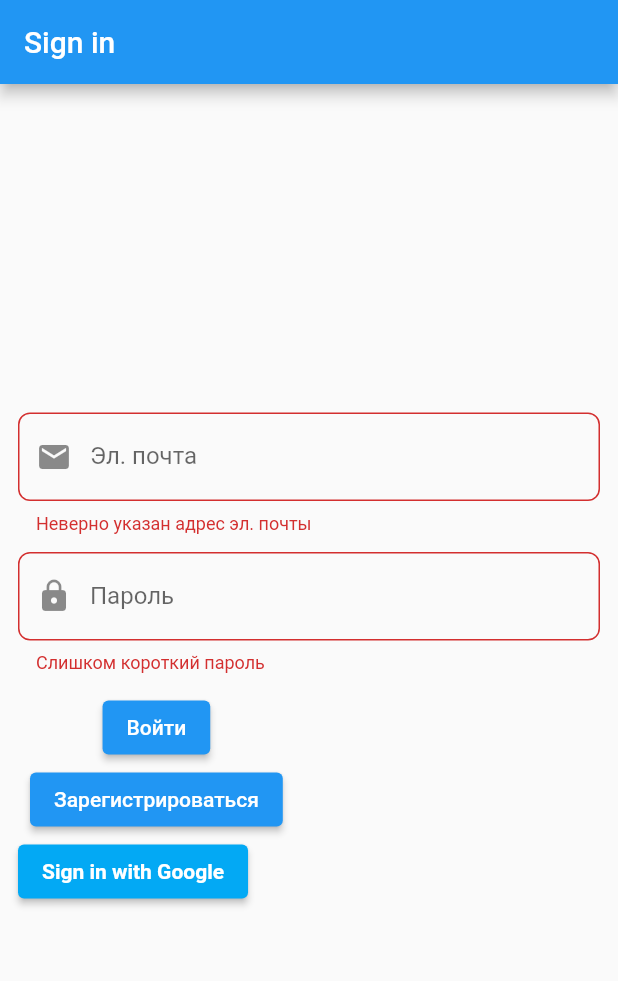
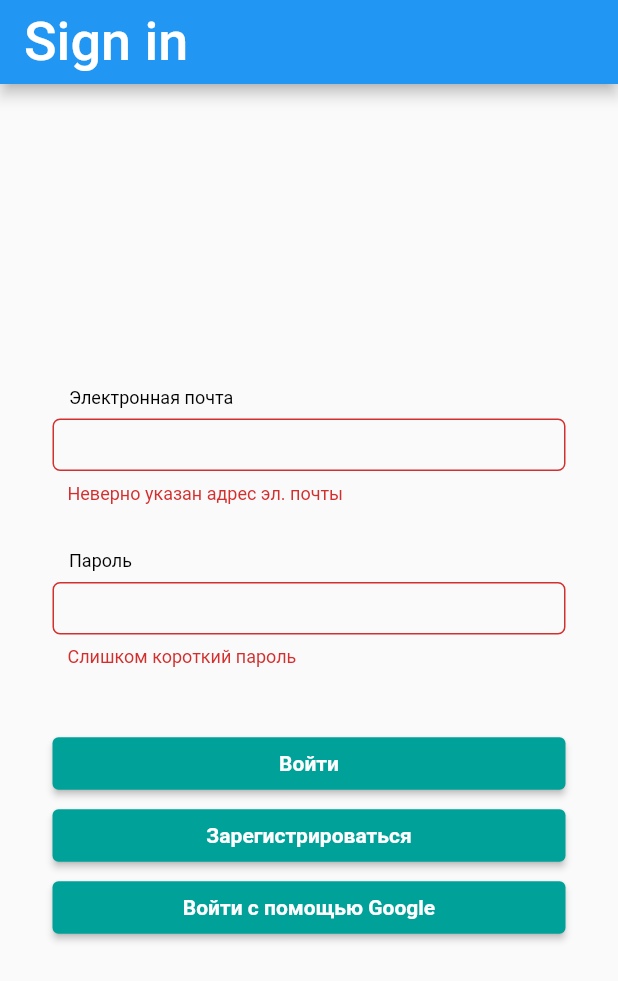
Before and after one commit to mamkakot/ddd_exchange_demo, a Flutter app: the screen it shows after launch, after a tap on "Войти", on a phone screen of 412 x 824 dp. Shown: the top 981 px of the screen. Run offline on Flutter 3.47's test engine with Material 2 defaults, Android fonts, the light colour scheme and no system bars; our stand-ins replace another_flushbar, auto_route, bloc, cloud_firestore, dartz, firebase_auth and 7 more; accounts and stored records are empty; generated files the repository leaves out were written again; Roboto replaces fonts that are missing (Montserrat).

Commit message:
changed routes, changed blocs so now it works

```diff
--- a/lib/application/auth/auth_bloc.dart
+++ b/lib/application/auth/auth_bloc.dart
@@ -14,8 +14,8 @@ class AuthBloc extends Bloc<AuthEvent, AuthState> {
   final IAuthRepository _authRepository;
 
   AuthBloc(this._authRepository) : super(const AuthState.initial()) {
-    on<AuthEvent>((event, emit) {
-      event.map(
+    on<AuthEvent>((event, emit) async {
+      await event.map(
         authCheckRequested: (e) async {
           final userOption = await _authRepository.getSignedInUser();
           userOption.fold(
--- a/lib/application/auth/sign_in_form/sign_in_form_bloc.dart
+++ b/lib/application/auth/sign_in_form/sign_in_form_bloc.dart
@@ -7,7 +7,6 @@ import 'package:hello_ddd/domain/auth/auth_failure.dart';
 import 'package:hello_ddd/domain/auth/i_auth_repository.dart';
 import 'package:hello_ddd/domain/auth/value_objects.dart';
 import 'package:injectable/injectable.dart';
-import 'package:meta/meta.dart';
 
 part 'sign_in_form_event.dart';
 
@@ -20,29 +19,29 @@ class SignInFormBloc extends Bloc<SignInFormEvent, SignInFormState> {
   final IAuthRepository _repository;
 
   SignInFormBloc(this._repository) : super(SignInFormState.initial()) {
-    on<SignInFormEvent>((event, emit) {
-      event.map(
-        emailChanged: (e) async {
+    on<SignInFormEvent>((event, emit) async {
+      await event.map(
+        emailChanged: (e) {
           emit(state.copyWith(
             emailAddress: EmailAddress(e.emailString),
             authFailureOrSuccessOption: none(),
           ));
         },
-        passwordChanged: (e) async {
+        passwordChanged: (e) {
           emit(state.copyWith(
             password: Password(e.passwordString),
             authFailureOrSuccessOption: none(),
           ));
         },
         registerWithCredentialsPressed: (e) async {
-          _performActionOnAuthRepositoryWithCredentials(
+          await _performActionOnAuthRepositoryWithCredentials(
               _repository.registerWithCredentials, emit, e);
         },
         signInWithCredentialsPressed: (e) async {
-          _performActionOnAuthRepositoryWithCredentials(
+          await _performActionOnAuthRepositoryWithCredentials(
               _repository.signInWithCredentials, emit, e);
         },
-        signInWithGooglePressed: (e) async* {
+        signInWithGooglePressed: (e) async {
           emit(state.copyWith(
             isSubmitting: true,
             authFailureOrSuccessOption: none(),
@@ -59,10 +58,9 @@ class SignInFormBloc extends Bloc<SignInFormEvent, SignInFormState> {
 
   Future<void> _performActionOnAuthRepositoryWithCredentials(
       Future<Either<AuthFailure, Unit>> Function({
-    required EmailAddress emailAddress,
-    required Password password,
-  })
-          forwardedCall,
+        required EmailAddress emailAddress,
+        required Password password,
+      }) forwardedCall,
       Emitter<SignInFormState> emit,
       SignInFormEvent event) async {
     final isEmailValid = state.emailAddress.isValid();
@@ -77,7 +75,8 @@ class SignInFormBloc extends Bloc<SignInFormEvent, SignInFormState> {
       ));
 
       result = await forwardedCall(
-          emailAddress: state.emailAddress, password: state.password);
+              emailAddress: state.emailAddress, password: state.password)
+          .whenComplete(() => null);
     }
 
     emit(state.copyWith(
--- a/lib/application/work_tasks/work_task_actor/work_task_actor_bloc.dart
+++ b/lib/application/work_tasks/work_task_actor/work_task_actor_bloc.dart
@@ -3,6 +3,7 @@ import 'package:freezed_annotation/freezed_annotation.dart';
 import 'package:hello_ddd/domain/work_tasks/i_work_task_repository.dart';
 import 'package:hello_ddd/domain/work_tasks/work_task.dart';
 import 'package:hello_ddd/domain/work_tasks/work_task_failure.dart';
+import 'package:injectable/injectable.dart';
 
 part 'work_task_actor_event.dart';
 
@@ -10,6 +11,7 @@ part 'work_task_actor_state.dart';
 
 part 'work_task_actor_bloc.freezed.dart';
 
+@injectable
 class WorkTaskActorBloc extends Bloc<WorkTaskActorEvent, WorkTaskActorState> {
   final IWorkTaskRepository _workTaskRepository;
 
--- a/lib/application/work_tasks/work_task_actor/work_task_actor_state.dart
+++ b/lib/application/work_tasks/work_task_actor/work_task_actor_state.dart
@@ -4,7 +4,7 @@ part of 'work_task_actor_bloc.dart';
 class WorkTaskActorState with _$WorkTaskActorState {
   const factory WorkTaskActorState.initial() = _Initial;
   const factory WorkTaskActorState.actionInProgress() = _ActionInProgress;
-  const factory WorkTaskActorState.deleteFailure(WorkTaskFailure noteFailure) =
+  const factory WorkTaskActorState.deleteFailure(WorkTaskFailure workTaskFailure) =
   _DeleteFailure;
   const factory WorkTaskActorState.deleteSuccess() = _DeleteSuccess;
 }
--- a/lib/infrastructure/work_tasks/work_task_repository.dart
+++ b/lib/infrastructure/work_tasks/work_task_repository.dart
@@ -8,7 +8,7 @@ import 'package:hello_ddd/infrastructure/work_tasks/work_task_dtos.dart';
 import 'package:injectable/injectable.dart';
 import 'package:rxdart/rxdart.dart';
 
-@LazySingleton()
+@LazySingleton(as: IWorkTaskRepository, env: [Environment.prod])
 class WorkTaskRepository implements IWorkTaskRepository {
   late final FirebaseFirestore _firestore;
 
--- a/lib/presentation/core/app_widget.dart
+++ b/lib/presentation/core/app_widget.dart
@@ -1,11 +1,9 @@
-import 'package:flutter/cupertino.dart';
 import 'package:flutter/material.dart';
 import 'package:flutter_bloc/flutter_bloc.dart';
 import 'package:hello_ddd/application/auth/auth_bloc.dart';
-import 'package:hello_ddd/presentation/pages/sign_in_page/sign_in_page.dart';
 
 import '../../injection.dart';
-import '../routes/router.gr.dart';
+import '../routes/router.dart';
 
 class AppWidget extends StatelessWidget {
   final _appRouter = AppRouter();
@@ -24,13 +22,45 @@ class AppWidget extends StatelessWidget {
       ],
       child: MaterialApp.router(
         title: 'Hello DDD!',
-        theme: ThemeData.light().copyWith(
-          primaryColor: Colors.green[800],
+        theme: ThemeData(
+          brightness: Brightness.light,
+          primaryColor: const Color.fromARGB(255, 0, 161, 153),
+          buttonTheme: const ButtonThemeData(
+              buttonColor: Color.fromARGB(255, 0, 161, 153)),
+          elevatedButtonTheme: ElevatedButtonThemeData(
+              style: ElevatedButton.styleFrom(
+                  backgroundColor: const Color.fromARGB(255, 0, 161, 153),
+                  minimumSize: const Size.fromHeight(35))),
+          // Define the default font family.
+          fontFamily: 'Montserrat',
+
+          // Define the default `TextTheme`. Use this to specify the default
+          // text styling for headlines, titles, bodies of text, and more.
+          textTheme: const TextTheme(
+            displayLarge: TextStyle(fontSize: 72, fontWeight: FontWeight.bold),
+            titleLarge: TextStyle(fontSize: 36),
+            bodyMedium: TextStyle(fontSize: 14, fontFamily: 'Hind'),
+            bodySmall: TextStyle(
+              color: Colors.black,
+              fontSize: 12,
+              fontFamily: 'Montserrat',
+              fontWeight: FontWeight.w400,
+            ),
+            labelLarge: TextStyle(
+                fontSize: 14, fontWeight: FontWeight.bold, color: Colors.black),
+          ),
           inputDecorationTheme: InputDecorationTheme(
-            border: OutlineInputBorder(
-              borderRadius: BorderRadius.circular(8),
-            ),
-          ),
+              border: OutlineInputBorder(
+                  borderRadius: BorderRadius.circular(5),
+                  borderSide: const BorderSide(
+                    width: 1,
+                    color: Colors.black,
+                  )),
+              contentPadding:
+                  const EdgeInsets.symmetric(horizontal: 10.0, vertical: 3.0)),
+          // floatingActionButtonTheme: FloatingActionButtonThemeData(
+          //   backgroundColor: Colors.blue[900],
+          // ),
         ),
         debugShowCheckedModeBanner: false,
         routerDelegate: _appRouter.delegate(),
--- a/lib/presentation/pages/sign_in_page/sign_in_page.dart
+++ b/lib/presentation/pages/sign_in_page/sign_in_page.dart
@@ -1,3 +1,4 @@
+import 'package:auto_route/auto_route.dart';
 import 'package:flutter/material.dart';
 import 'package:hello_ddd/application/auth/sign_in_form/sign_in_form_bloc.dart';
 import 'package:hello_ddd/presentation/pages/sign_in_page/widgets/sign_in_form.dart';
@@ -5,6 +6,7 @@ import 'package:flutter_bloc/flutter_bloc.dart';
 
 import '../../../injection.dart';
 
+@RoutePage()
 class SignInPage extends StatelessWidget {
   const SignInPage({Key? key}) : super(key: key);
 
--- a/lib/presentation/pages/sign_in_page/widgets/sign_in_form.dart
+++ b/lib/presentation/pages/sign_in_page/widgets/sign_in_form.dart
@@ -1,7 +1,9 @@
 import 'package:another_flushbar/flushbar_helper.dart';
+import 'package:auto_route/auto_route.dart';
 import 'package:flutter/material.dart';
 import 'package:flutter_bloc/flutter_bloc.dart';
 import 'package:hello_ddd/application/auth/sign_in_form/sign_in_form_bloc.dart';
+import 'package:hello_ddd/presentation/routes/router.dart';
 
 class SignInForm extends StatelessWidget {
   const SignInForm({Key? key}) : super(key: key);
@@ -14,17 +16,28 @@ class SignInForm extends StatelessWidget {
         autovalidateMode: state.showErrorMessages
             ? AutovalidateMode.always
             : AutovalidateMode.disabled,
+        child: Center(
           child: Padding(
-          padding: const EdgeInsets.all(12.0),
-          child: Center(
+            padding: const EdgeInsets.symmetric(horizontal: 35),
             child: Column(
               mainAxisAlignment: MainAxisAlignment.center,
               crossAxisAlignment: CrossAxisAlignment.start,
               children: [
-                TextFormField(
-                  decoration: const InputDecoration(
-                    prefixIcon: Icon(Icons.email),
-                    labelText: 'Эл. почта',
+                Padding(
+                  padding:
+                      const EdgeInsets.symmetric(vertical: 7.0, horizontal: 11),
+                  child: Text(
+                    "Электронная почта",
+                    style: Theme.of(context).textTheme.bodySmall,
+                  ),
+                ),
+                SizedBox(
+                  height: state.emailAddress.isValid() || !state.showErrorMessages ? 35 : 57,
+                  child: TextFormField(
+                    maxLines: 1,
+                    decoration: InputDecoration(
+                      enabledBorder:
+                          Theme.of(context).inputDecorationTheme.border,
                     ),
                     autocorrect: false,
                     onChanged: (value) => context
@@ -42,11 +55,23 @@ class SignInForm extends StatelessWidget {
                                 orElse: () => null),
                             (r) => null),
                   ),
-                const SizedBox(height: 12),
-                TextFormField(
-                  decoration: const InputDecoration(
-                    prefixIcon: Icon(Icons.lock),
-                    labelText: 'Пароль',
+                ),
+                const SizedBox(height: 24),
+                Padding(
+                  padding:
+                      const EdgeInsets.symmetric(vertical: 7.0, horizontal: 11),
+                  child: Text(
+                    "Пароль",
+                    style: Theme.of(context).textTheme.bodySmall,
+                  ),
+                ),
+                SizedBox(
+                  height: state.password.isValid() || !state.showErrorMessages ? 35 : 57,
+                  child: TextFormField(
+                    maxLines: 1,
+                    decoration: InputDecoration(
+                      enabledBorder:
+                          Theme.of(context).inputDecorationTheme.border,
                     ),
                     autocorrect: false,
                     obscureText: true,
@@ -64,32 +89,21 @@ class SignInForm extends StatelessWidget {
                                 orElse: () => null),
                             (r) => null),
                   ),
-                const SizedBox(height: 12),
-                Column(
-                  children: [
-                    Padding(
-                      padding: const EdgeInsets.symmetric(horizontal: 8.0),
-                      child: ElevatedButton(
+                ),
+                const SizedBox(height: 40),
+                ElevatedButton(
                   onPressed: () {
                     context.read<SignInFormBloc>().add(
-                              const SignInFormEvent
-                                  .signInWithCredentialsPressed());
+                        const SignInFormEvent.signInWithCredentialsPressed());
                   },
                   child: const Text('Войти'),
                 ),
-                    ),
-                    Padding(
-                      padding: const EdgeInsets.symmetric(horizontal: 8.0),
-                      child: ElevatedButton(
+                ElevatedButton(
                   onPressed: () {
                     context.read<SignInFormBloc>().add(
-                              const SignInFormEvent
-                                  .registerWithCredentialsPressed());
+                        const SignInFormEvent.registerWithCredentialsPressed());
                   },
                   child: const Text('Зарегистрироваться'),
-                      ),
-                    ),
-                  ],
                 ),
                 ElevatedButton(
                   onPressed: () {
@@ -97,17 +111,7 @@ class SignInForm extends StatelessWidget {
                         .read<SignInFormBloc>()
                         .add(const SignInFormEvent.signInWithGooglePressed());
                   },
-                  style: ButtonStyle(
-                    backgroundColor:
-                        MaterialStateProperty.all<Color>(Colors.lightBlue),
-                  ),
-                  child: const Text(
-                    'Sign in with Google',
-                    style: TextStyle(
-                      color: Colors.white,
-                      fontWeight: FontWeight.bold,
-                    ),
-                  ),
+                  child: const Text('Войти с помощью Google'),
                 )
               ],
             ),
@@ -120,13 +124,13 @@ class SignInForm extends StatelessWidget {
           (either) => either.fold((failure) {
                 FlushbarHelper.createError(
                     message: failure.map(
-                  cancelledByUser: (_) => 'Cancelled',
-                  serverError: (_) => 'Server error',
-                  invalidCredentials: (_) => 'Invalid credentials',
-                  emailAlreadyInUse: (_) => 'Invalid credentials',
+                  cancelledByUser: (_) => 'Отмена операции',
+                  serverError: (e) => 'Ошибка на стороне сервера',
+                  invalidCredentials: (_) => 'Неправильные учётные данные',
+                  emailAlreadyInUse: (_) => 'Неправильные учётные данные',
                 )).show(context);
               }, (_) {
-                // TODO: navigate
+                context.router.replace(const SplashRoute());
               }));
     });
   }
--- a/lib/presentation/routes/router.dart
+++ b/lib/presentation/routes/router.dart
@@ -1,22 +1,16 @@
-import 'package:auto_route/annotations.dart';
+import 'package:auto_route/auto_route.dart';
 import 'package:hello_ddd/presentation/pages/sign_in_page/sign_in_page.dart';
 import 'package:hello_ddd/presentation/pages/splash/splash_page.dart';
+import 'package:hello_ddd/presentation/pages/work_tasks/work_tasks_overview_page.dart';
 
-@MaterialAutoRouter(
-  replaceInRouteName: 'Page,Route',
-  routes: <AutoRoute>[
-    // AutoRoute(
-    //   page: SplashPage,
-    //   initial: true,
-    // ),
-    MaterialRoute(
-      page: SignInPage,
-      path: '/sign_in_page',
-    ),
-    MaterialRoute(
-      page: SplashPage,
-      initial: true,
-    ),
-  ],
-)
-class $AppRouter {}
+part './router.gr.dart';
+
+@AutoRouterConfig(replaceInRouteName: 'Page,Route')
+class AppRouter extends _$AppRouter {
+  @override
+  List<AutoRoute> get routes => [
+        AutoRoute(page: SignInRoute.page, path: '/sign_in_page', initial: true),
+        AutoRoute(page: SplashRoute.page),
+        AutoRoute(page: WorkTasksOverviewRoute.page),
+      ];
+}
--- a/pubspec.yaml
+++ b/pubspec.yaml
@@ -40,7 +40,7 @@ dependencies:
   uuid: ^3.0.6
 
   # Routing
-  auto_route: ^5.0.4
+  auto_route: ^7.5.0
   url_launcher: ^6.1.10
 
   # Bloc
@@ -76,7 +76,7 @@ dev_dependencies:
   injectable_generator: ^2.1.3
   json_serializable: ^6.6.1
   flutter_lints: ^2.0.0
-  auto_route_generator: ^5.0.3
+  auto_route_generator: ^7.1.1
 
 flutter:
   uses-material-design: true
```
Also changed, not shown: lib/application/work_tasks/work_task_form/work_task_form_bloc.dart (added, +19 -0 lines), lib/application/work_tasks/work_task_form/work_task_form_event.dart (added, +22 -0 lines), lib/application/work_tasks/work_task_form/work_task_form_state.dart (added, +20 -0 lines), lib/infrastructure/auth/firebase_auth_repository.dart (+8 -6 lines), lib/presentation/pages/splash/splash_page.dart (+6 -6 lines), lib/presentation/pages/work_tasks/widgets/work_tasks_overview_body.dart (added, +46 -0 lines), lib/presentation/pages/work_tasks/work_tasks_overview_page.dart (added, +74 -0 lines), lib/injection.config.dart, lib/presentation/routes/router.gr.dart, pubspec.lock. Lines whose indentation alone changed are shown as unchanged.
